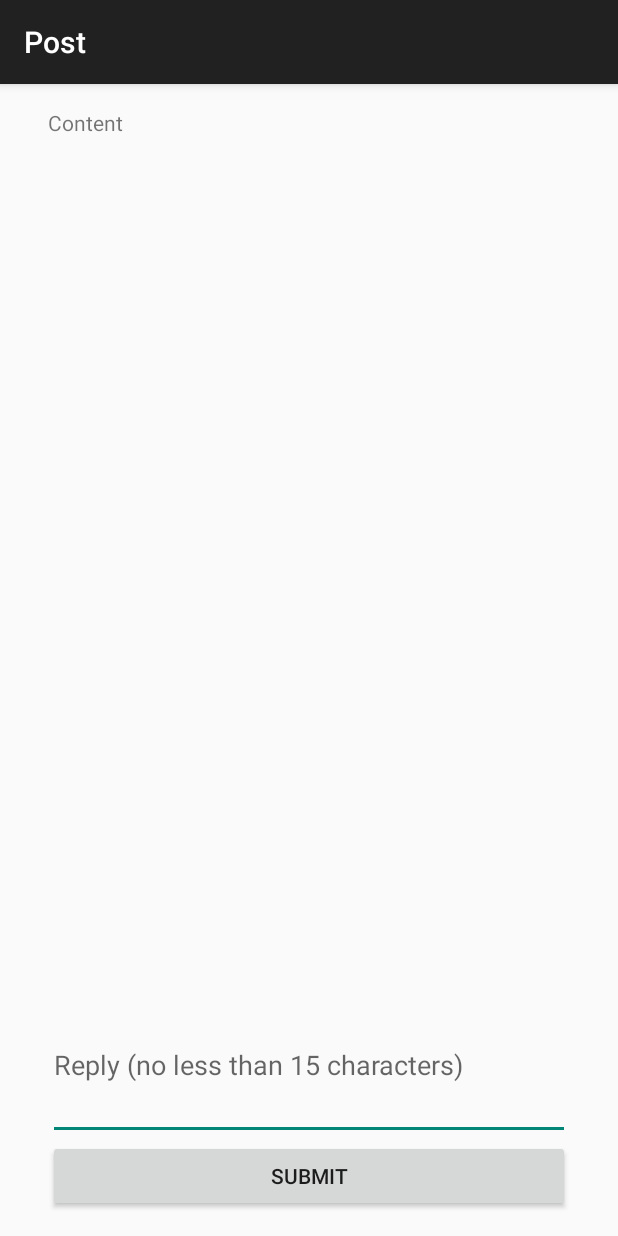
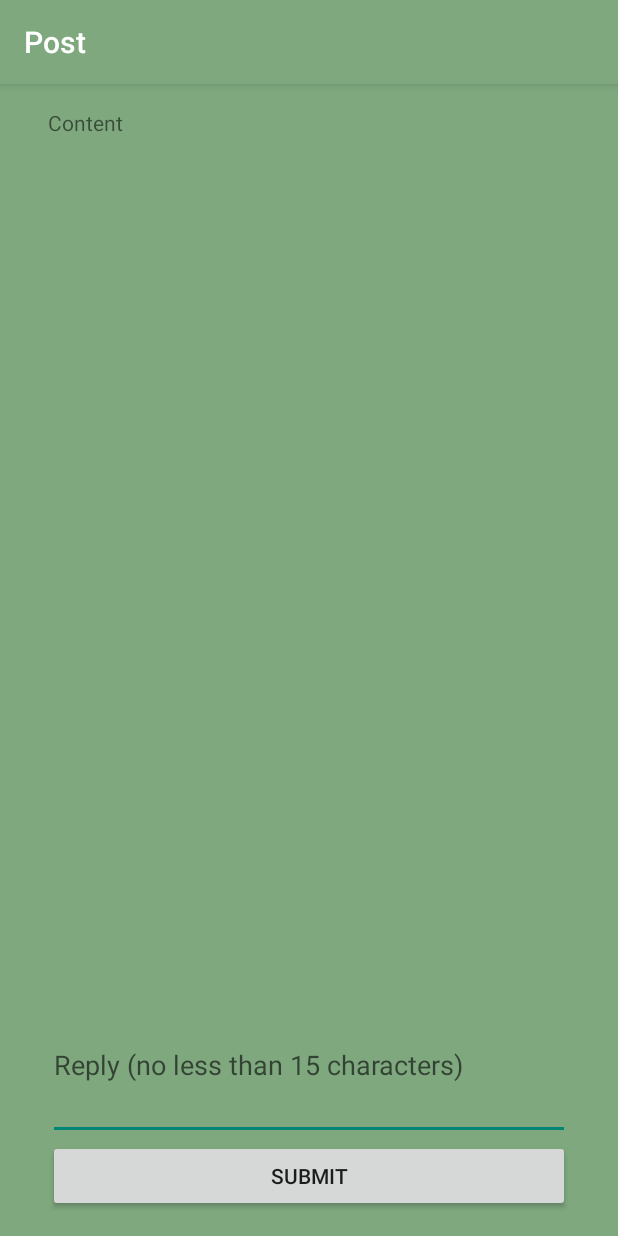
Before and after one commit to markzhai/RememberEditText, an Android app: the ThreadActivity screen opened directly, with no data from a screen before it, on a phone screen of 412 x 824 dp. Run offline under Robolectric (Android 15) with nearby library versions, the phone set to English and light mode, and no system bars.

Commit message:
Change demo background.

```diff
--- a/app/src/main/res/values/styles.xml
+++ b/app/src/main/res/values/styles.xml
@@ -1,8 +1,5 @@
 <resources>
-
-    <!-- Base application theme. -->
     <style name="AppTheme" parent="Theme.AppCompat.Light.DarkActionBar">
-        <!-- Customize your theme here. -->
+        <item name="android:background">#7fa87f</item>
     </style>
-
 </resources>
```
